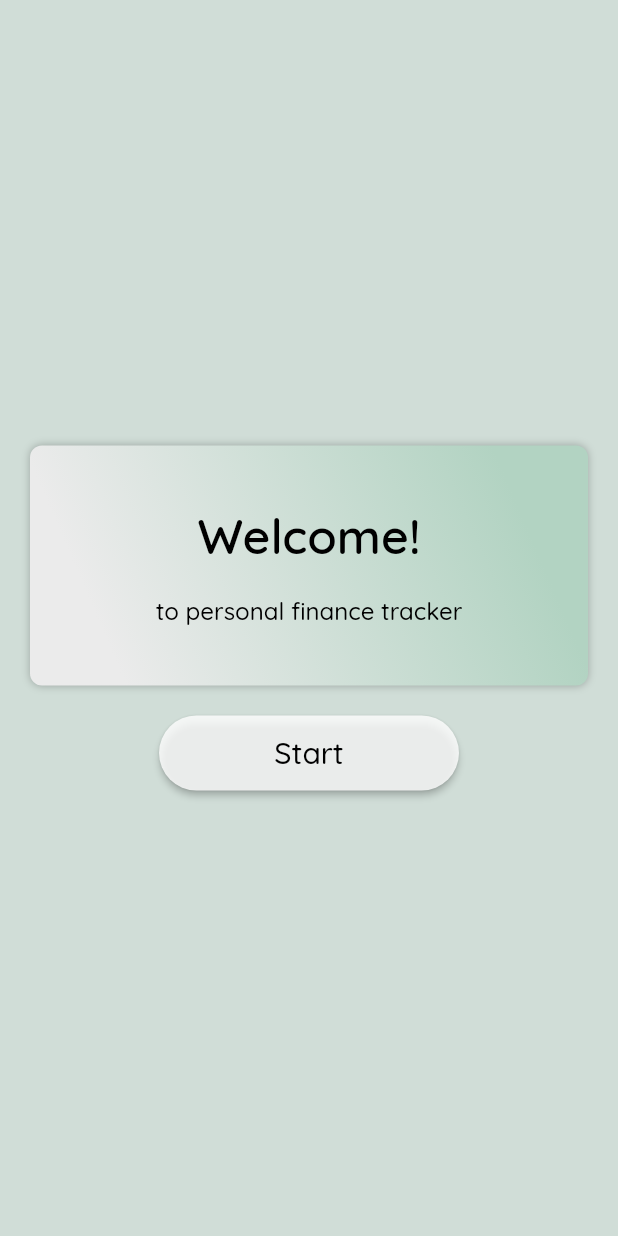
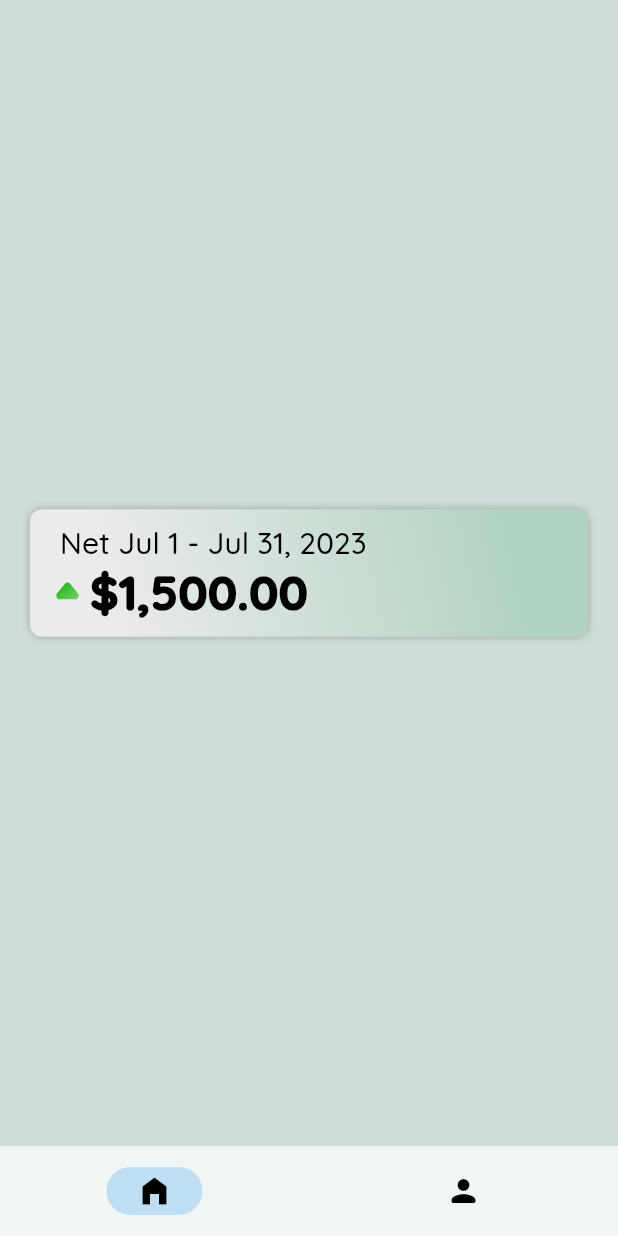
Before and after one commit to JongwonLee123/Easy_Tracker, a Flutter app: the screen it shows after launch, after a tap on "Start", on a phone screen of 412 x 824 dp. Run offline on Flutter 3.47's test engine with Material 2 defaults, Android fonts, the phone set to English and light mode, and no system bars; our stand-ins replace flutter_svg.

Commit message:
a-lot-of-changes

```diff
--- a/lib/main.dart
+++ b/lib/main.dart
@@ -1,6 +1,19 @@
 import 'package:flutter/material.dart';
+import 'package:easy_tracker/welcome.dart';
 
-void main() => runApp(MaterialApp(
+// The main dart file where the app starts.
+// routes to the WelcomePage() from welcome.dart
+
+void main() {
+  runApp(const MainApp());
+}
+
+class MainApp extends StatelessWidget {
+  const MainApp({Key? key}): super(key: key);
+
+  @override
+  Widget build(BuildContext context) {
+    return MaterialApp(
       theme: ThemeData(
         scaffoldBackgroundColor: const Color(0xFFD0DDD7),
         textTheme: const TextTheme(
@@ -8,7 +21,7 @@ void main() => runApp(MaterialApp(
             color: Colors.black,
             fontSize: 32,
             fontFamily: 'Quicksand',
-        fontWeight: FontWeight.w600,
+            fontWeight: FontWeight.w900,
           ),
           bodyMedium: TextStyle(
             color: Colors.black,
@@ -24,87 +37,7 @@ void main() => runApp(MaterialApp(
           ),
         ),
       ),
-  home: Home(),
-));
-
-class Home extends StatelessWidget {
-  const Home({super.key});
-
-  @override
-  Widget build(BuildContext context) {
-    return Scaffold(
-      body: Container(
-        width: double.infinity,
-        height: double.infinity,
-        padding: const EdgeInsets.symmetric(horizontal: 20, vertical: 10),
-        child: Column(
-          mainAxisAlignment: MainAxisAlignment.center,
-          crossAxisAlignment: CrossAxisAlignment.center,
-          children: [
-            Container(
-              width: double.infinity,
-              padding: const EdgeInsets.symmetric(horizontal: 10, vertical: 40),
-              clipBehavior: Clip.antiAlias,
-              decoration: ShapeDecoration(
-                gradient: const LinearGradient(
-                  begin: Alignment(0.71, -0.71),
-                  end: Alignment(-0.71, 0.71),
-                  colors: [Color(0xFFB2D3C2), Color(0xFFEBEBEB)],
-                ),
-                shape: RoundedRectangleBorder(borderRadius: BorderRadius.circular(8)),
-                shadows: const [
-                  BoxShadow(
-                    color: Color(0x3F000000),
-                    blurRadius: 4,
-                    offset: Offset(0, 0),
-                    spreadRadius: 0,
-                  )
-                ],
-              ),
-              child: Column(
-                mainAxisAlignment: MainAxisAlignment.center,
-                crossAxisAlignment: CrossAxisAlignment.center,
-                children: [
-                  Container(
-                    clipBehavior: Clip.antiAlias,
-                    decoration: const BoxDecoration(),
-                    child: Text(
-                      'Welcome!',
-                      style: Theme.of(context).textTheme.bodyLarge,
-                    ),
-                  ),
-                  const SizedBox(height: 20),
-                  Container(
-                    clipBehavior: Clip.antiAlias,
-                    decoration: BoxDecoration(),
-                    child: Text(
-                      'to personal finance tracker',
-                      style: Theme.of(context).textTheme.bodySmall,
-                    ),
-                  ),
-                ],
-              ),
-            ),
-            const SizedBox(height: 20),
-            ElevatedButton(
-              onPressed: () {},
-              style: ElevatedButton.styleFrom(
-                elevation: 2,
-                minimumSize: Size(200, 50),
-                backgroundColor: Colors.white.withOpacity(0.8),
-                shape: RoundedRectangleBorder(
-                  borderRadius: BorderRadius.circular(25),
-                )
-              ),
-              child: Text(
-                'Start',
-                textAlign: TextAlign.center,
-                style: Theme.of(context).textTheme.bodyMedium,
-              ),
-            ),
-          ],
-        ),
-      ),
+      home: const WelcomePage(),
     );
   }
 }
--- /dev/null
+++ b/lib/screens/home.dart
@@ -0,0 +1,29 @@
+import 'package:flutter/material.dart';
+import 'package:easy_tracker/widgets/net_card.dart';
+
+class HomePage extends StatefulWidget {
+  const HomePage({Key? key}) : super(key: key);
+
+  @override
+  State<HomePage> createState() => _HomePageState();
+}
+
+class _HomePageState extends State<HomePage> {
+  @override
+  Widget build(BuildContext context) {
+    return Scaffold(
+      body: Container(
+        width: double.infinity,
+        height: double.infinity,
+        padding: const EdgeInsets.symmetric(horizontal: 20, vertical: 10),
+        child: Column(
+          mainAxisAlignment: MainAxisAlignment.center,
+          crossAxisAlignment: CrossAxisAlignment.center,
+          children: [
+            NetCard(),
+          ],
+        )
+      )
+    );
+  }
+}
--- /dev/null
+++ b/lib/screens/main_page.dart
@@ -0,0 +1,49 @@
+import 'package:easy_tracker/screens/home.dart';
+import 'package:easy_tracker/screens/profile.dart';
+import 'package:flutter/material.dart';
+
+// this main_page.dart handles the main navigation
+// throughout the app.
+
+class MainPage extends StatefulWidget {
+  const MainPage({Key? key}) : super(key: key);
+
+  @override
+  State<MainPage> createState() => _MainPageState();
+}
+
+class _MainPageState extends State<MainPage> {
+  int currentIndex = 0;
+  final pages = [
+    const HomePage(),
+    const ProfilePage(),
+  ];
+
+  @override
+  Widget build(BuildContext context) {
+    return Scaffold(
+      bottomNavigationBar: NavigationBar(
+        height: 60,
+        selectedIndex: currentIndex,
+        backgroundColor: Colors.white70,
+        labelBehavior: NavigationDestinationLabelBehavior.alwaysHide,
+        onDestinationSelected: (int index) {
+          setState(() {
+            currentIndex = index;
+          });
+        },
+        destinations: const [
+          NavigationDestination(
+            icon: Icon(Icons.home_filled),
+            label: 'Home',
+          ),
+          NavigationDestination(
+            icon: Icon(Icons.person_rounded),
+            label: 'Profile',
+          ),
+        ],
+      ),
+      body: pages[currentIndex],
+    );
+  }
+}
--- /dev/null
+++ b/lib/screens/profile.dart
@@ -0,0 +1,21 @@
+import 'package:flutter/material.dart';
+
+class ProfilePage extends StatefulWidget {
+  const ProfilePage({Key? key}) : super(key: key);
+
+  @override
+  State<ProfilePage> createState() => _ProfilePageState();
+}
+
+class _ProfilePageState extends State<ProfilePage> {
+  @override
+  Widget build(BuildContext context) {
+    return const Scaffold(
+      body: Center(
+        child: Text(
+          "Profile Page",
+        )
+      )
+    );
+  }
+}
--- /dev/null
+++ b/lib/welcome.dart
@@ -0,0 +1,49 @@
+import 'package:flutter/material.dart';
+import 'package:easy_tracker/screens/main_page.dart';
+import 'package:easy_tracker/widgets/welcome_card.dart';
+
+// upon pressing start button, it will navigate to screens/main_page.dart
+
+class WelcomePage extends StatelessWidget {
+  const WelcomePage({super.key});
+
+  @override
+  Widget build(BuildContext context) {
+    return Scaffold(
+      body: Container(
+        width: double.infinity,
+        height: double.infinity,
+        padding: const EdgeInsets.symmetric(horizontal: 20, vertical: 10),
+        child: Column(
+          mainAxisAlignment: MainAxisAlignment.center,
+          crossAxisAlignment: CrossAxisAlignment.center,
+          children: [
+            const WelcomeCard(),
+            const SizedBox(height: 20),
+            ElevatedButton(
+              onPressed: () {
+                Navigator.pushReplacement(
+                    context,
+                    MaterialPageRoute(builder: (context) => const MainPage())
+                );
+              },
+              style: ElevatedButton.styleFrom(
+                  elevation: 2,
+                  minimumSize: const Size(200, 50),
+                  backgroundColor: Colors.white.withOpacity(0.8),
+                  shape: RoundedRectangleBorder(
+                    borderRadius: BorderRadius.circular(25),
+                  )
+              ),
+              child: Text(
+                'Start',
+                textAlign: TextAlign.center,
+                style: Theme.of(context).textTheme.bodyMedium,
+              ),
+            ),
+          ],
+        ),
+      ),
+    );
+  }
+}
--- /dev/null
+++ b/lib/widgets/net_card.dart
@@ -0,0 +1,110 @@
+import "package:flutter/material.dart";
+import "package:intl/intl.dart";
+import "package:flutter_svg/flutter_svg.dart";
+
+String getDateRange() {
+  DateTime now = DateTime.now();
+
+  // to get the end date of last month,
+  // subtract one day from date of next month
+  DateTime end = DateTime(now.year, now.month + 1, 0);
+
+  String month = DateFormat('MMM').format(now);
+  String endDay = end.day.toString();
+  String year = now.year.toString();
+
+  return "Net $month 1 - $month $endDay, $year";
+}
+
+String calculateNet(int income, int expense) {
+  int net;
+  if (income < expense) {
+    net = expense - income;
+  } else {
+    net = income - expense;
+  }
+  return NumberFormat.currency(locale: 'en_US', symbol: '\$').format(net.abs());
+}
+
+class NetCard extends StatefulWidget {
+  const NetCard({Key? key}): super(key: key);
+
+  @override
+  State<NetCard> createState() => _NetCardState();
+}
+
+class _NetCardState extends State<NetCard> {
+  int income = 1950;
+  int expense = 450;
+  static const timestamp = "Nice";
+
+  @override
+  Widget build(BuildContext context) {
+    return Container(
+      width: double.infinity,
+      padding: const EdgeInsets.all(10),
+      decoration: ShapeDecoration(
+        gradient: const LinearGradient(
+          begin: Alignment(0.71, -0.71),
+          end: Alignment(-0.71, 0.71),
+          colors: [Color(0xFFB2D3C2), Color(0xFFEBEBEB)],
+        ),
+        shape: RoundedRectangleBorder(borderRadius: BorderRadius.circular(8)),
+        shadows: const [
+          BoxShadow(
+            color: Color(0x3F000000),
+            blurRadius: 4,
+            offset: Offset(0, 0),
+            spreadRadius: 0,
+          )
+        ],
+      ),
+      child: Column(
+        mainAxisSize: MainAxisSize.min,
+        mainAxisAlignment: MainAxisAlignment.center,
+        crossAxisAlignment: CrossAxisAlignment.center,
+        children: [
+          Container(
+            width: double.infinity,
+            padding: const EdgeInsets.symmetric(horizontal: 10),
+            child: Text(
+              getDateRange(),
+              style: Theme.of(context).textTheme.bodyMedium,
+            ),
+          ),
+          Container(
+            width: double.infinity,
+            child: Row(
+              mainAxisAlignment: MainAxisAlignment.start,
+              crossAxisAlignment: CrossAxisAlignment.center,
+              children: [
+                if (income > expense)
+                  SvgPicture.asset(
+                    'assets/svg/eva_arrow-up-fill.svg',
+                    height: 30,
+                    width: 30,
+                  ),
+                if (income == expense)
+                  const Icon(
+                    Icons.remove,
+                    color: Colors.black12,
+                    size: 34,
+                  ),
+                if (income < expense)
+                  SvgPicture.asset(
+                    'assets/svg/eva_arrow-down-fill.svg',
+                    height: 30,
+                    width: 30,
+                  ),
+                Text(
+                  calculateNet(income, expense),
+                  style: Theme.of(context).textTheme.bodyLarge,
+                ),
+              ]
+            )
+          )
+        ],
+      ),
+    );
+  }
+}
--- /dev/null
+++ b/lib/widgets/welcome_card.dart
@@ -0,0 +1,56 @@
+import 'package:flutter/material.dart';
+
+// Card on the welcome screen.
+// says "Welcome! to personal Finance Tracker"
+
+class WelcomeCard extends StatelessWidget {
+  const WelcomeCard({super.key});
+
+  @override
+  Widget build(BuildContext context) {
+    return Container(
+      width: double.infinity,
+      padding: const EdgeInsets.symmetric(horizontal: 10, vertical: 40),
+      clipBehavior: Clip.antiAlias,
+      decoration: ShapeDecoration(
+        gradient: const LinearGradient(
+          begin: Alignment(0.71, -0.71),
+          end: Alignment(-0.71, 0.71),
+          colors: [Color(0xFFB2D3C2), Color(0xFFEBEBEB)],
+        ),
+        shape: RoundedRectangleBorder(borderRadius: BorderRadius.circular(8)),
+        shadows: const [
+          BoxShadow(
+            color: Color(0x3F000000),
+            blurRadius: 4,
+            offset: Offset(0, 0),
+            spreadRadius: 0,
+          )
+        ],
+      ),
+      child: Column(
+        mainAxisAlignment: MainAxisAlignment.center,
+        crossAxisAlignment: CrossAxisAlignment.center,
+        children: [
+          Container(
+            clipBehavior: Clip.antiAlias,
+            decoration: const BoxDecoration(),
+            child: Text(
+              'Welcome!',
+              style: Theme.of(context).textTheme.bodyLarge,
+            ),
+          ),
+          const SizedBox(height: 20),
+          Container(
+            clipBehavior: Clip.antiAlias,
+            decoration: BoxDecoration(),
+            child: Text(
+              'to personal finance tracker',
+              style: Theme.of(context).textTheme.bodySmall,
+            ),
+          ),
+        ],
+      ),
+    );
+  }
+}
```
Also changed, not shown: pubspec.yaml (+5 -4 lines), assets/svg/eva_arrow-down-fill.svg (added), assets/svg/eva_arrow-up-fill.svg (added), pubspec.lock, 1 other file. Lines whose indentation alone changed are shown as unchanged.
